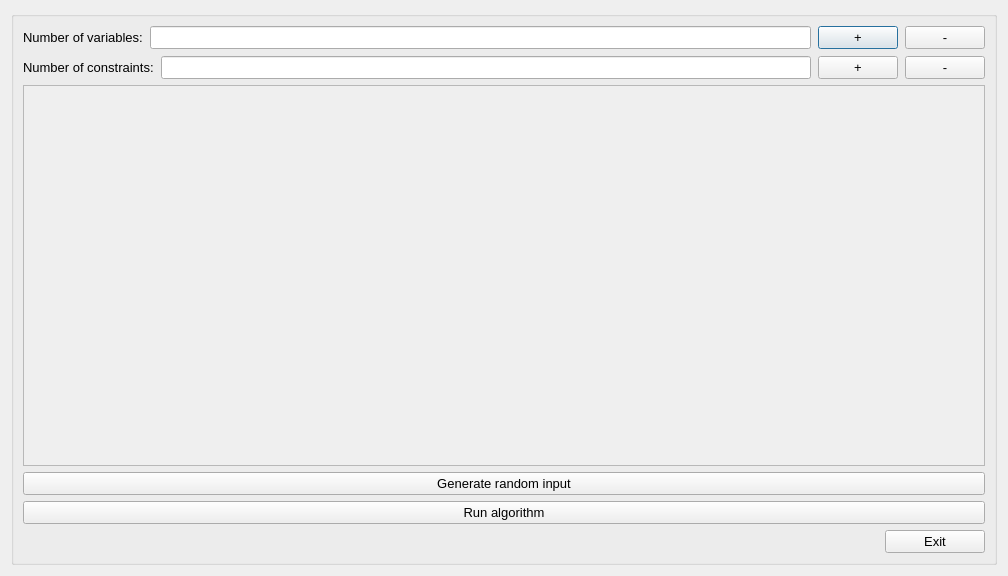
Old version of the form OOPlab2/simplexwindow.ui in the repository YaroslavDrovolskyi/OOOP-algorithms-project.
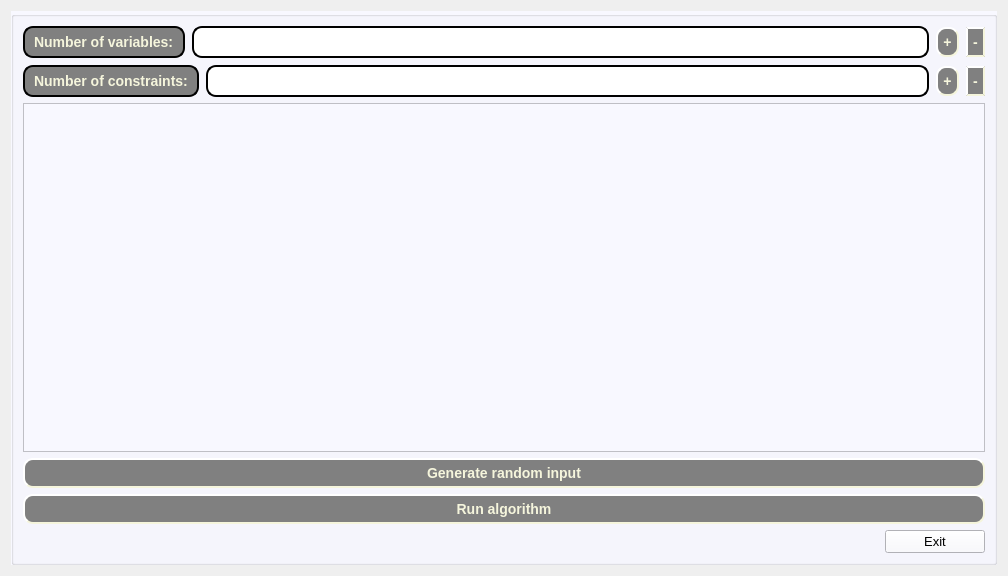
New version of the form.

Commit message: - updated simplex UI style

The edit to the form file:
```diff
--- a/OOPlab2/simplexwindow.ui
+++ b/OOPlab2/simplexwindow.ui
@@ -21,6 +21,90 @@
   <property name="windowTitle">
    <string>Simplex method</string>
   </property>
+  <property name="styleSheet">
+   <string notr="true">QScrollBar::vertical{
+background: none;
+border-style: outset;
+border-width: 1px;
+border:none;
+width:7px;
+border-radius: 3px;
+}
+QScrollBar::horizontal
+{
+background: none;
+border-style: outset;
+border-width: 1px;
+border:none;
+height:7px;
+border-radius: 3px;
+}
+QScrollBar::handle:vertical,QScrollBar::handle:horizontal {
+background-color: #808080;
+border-style: outset;
+border-width: 1px;
+border-radius: 3px;
+width:7px;
+}
+
+QScrollBar::sub-line:vertical,QScrollBar::sub-line:horizontal {
+	border: none;
+      background: none;
+
+}
+
+
+/* BTN BOTTOM - SCROLLBAR */
+QScrollBar::add-line:vertical,QScrollBar::add-line:horizontal {
+		border: none;
+      background: none;
+}
+QScrollBar::up-arrow:vertical, QScrollBar::down-arrow:vertical,QScrollBar::left-arrow:horizontal, QScrollBar::right-arrow:horizontal {
+	background: none;
+}
+QScrollBar::add-page:vertical, QScrollBar::sub-page:vertical,QScrollBar::add-page:horizontal, QScrollBar::sub-page:horizontal {
+	background: none;
+}
+
+QHeaderView::section
+{
+
+    background-color: #808080;
+	color:#F5F5DC;
+    padding: 4px;
+    font:bold 14px;
+
+}
+QHeaderView::section:checked
+{
+    background-color:FFFFFF;
+	
+    
+}
+QTableView
+{
+    font:bold 14px;
+
+}
+QTableView::item
+{
+	background-color: #808080;
+	color:#F5F5DC;
+}
+QTableView::item::selected
+{
+	background-color: #464646;
+    
+}
+
+QTableView QTableCornerButton::section
+{
+    background-color: #808080;
+    
+}
+
+</string>
+  </property>
   <property name="sizeGripEnabled">
    <bool>false</bool>
   </property>
@@ -48,6 +132,9 @@
        <height>16777215</height>
       </size>
      </property>
+     <property name="styleSheet">
+      <string notr="true">background-color:#F8F8FF</string>
+     </property>
      <property name="title">
       <string/>
      </property>
@@ -66,9 +153,21 @@
            <widget class="QLabel" name="label_3">
             <property name="font">
              <font>
-              <pointsize>10</pointsize>
+              <pointsize>-1</pointsize>
+              <weight>75</weight>
+              <italic>false</italic>
+              <bold>true</bold>
              </font>
             </property>
+            <property name="styleSheet">
+             <string notr="true">background-color: #808080;
+color:#F5F5DC;
+ border-style: outset;
+    border-width: 2px;
+    border-radius: 10px;
+    font: bold 14px;
+padding: 5px</string>
+            </property>
             <property name="text">
              <string>Number of variables:</string>
             </property>
@@ -78,9 +177,21 @@
            <widget class="QLineEdit" name="lineEdit">
             <property name="font">
              <font>
-              <pointsize>10</pointsize>
+              <pointsize>-1</pointsize>
+              <weight>75</weight>
+              <italic>false</italic>
+              <bold>true</bold>
              </font>
             </property>
+            <property name="styleSheet">
+             <string notr="true">background-color: #FFFFFF;
+color:#F5F5DC;
+ border-style: outset;
+    border-width: 2px;
+    border-radius: 10px;
+    font: bold 14px;
+padding: 5px</string>
+            </property>
             <property name="readOnly">
              <bool>true</bool>
             </property>
@@ -90,9 +201,21 @@
            <widget class="QPushButton" name="vars_add">
             <property name="font">
              <font>
-              <pointsize>10</pointsize>
+              <pointsize>-1</pointsize>
+              <weight>75</weight>
+              <italic>false</italic>
+              <bold>true</bold>
              </font>
             </property>
+            <property name="styleSheet">
+             <string notr="true">background-color: #808080;
+color:#F5F5DC;
+ border-style: outset;
+    border-width: 2px;
+    border-radius: 10px;
+    font: bold 14px;
+padding: 5px</string>
+            </property>
             <property name="text">
              <string>+</string>
             </property>
@@ -102,9 +225,21 @@
            <widget class="QPushButton" name="vars_remove">
             <property name="font">
              <font>
-              <pointsize>10</pointsize>
+              <pointsize>-1</pointsize>
+              <weight>75</weight>
+              <italic>false</italic>
+              <bold>true</bold>
              </font>
             </property>
+            <property name="styleSheet">
+             <string notr="true">background-color: #808080;
+color:#F5F5DC;
+ border-style: outset;
+    border-width: 2px;
+    border-radius: 10px;
+    font: bold 14px;
+padding: 5px</string>
+            </property>
             <property name="text">
              <string>-</string>
             </property>
@@ -121,9 +256,21 @@
            <widget class="QLabel" name="label_4">
             <property name="font">
              <font>
-              <pointsize>10</pointsize>
+              <pointsize>-1</pointsize>
+              <weight>75</weight>
+              <italic>false</italic>
+              <bold>true</bold>
              </font>
             </property>
+            <property name="styleSheet">
+             <string notr="true">background-color: #808080;
+color:#F5F5DC;
+ border-style: outset;
+    border-width: 2px;
+    border-radius: 10px;
+    font: bold 14px;
+padding: 5px</string>
+            </property>
             <property name="text">
              <string>Number of constraints:</string>
             </property>
@@ -133,9 +280,21 @@
            <widget class="QLineEdit" name="lineEdit_2">
             <property name="font">
              <font>
-              <pointsize>10</pointsize>
+              <pointsize>-1</pointsize>
+              <weight>75</weight>
+              <italic>false</italic>
+              <bold>true</bold>
              </font>
             </property>
+            <property name="styleSheet">
+             <string notr="true">background-color: #FFFFFF;
+color:#F5F5DC;
+ border-style: outset;
+    border-width: 2px;
+    border-radius: 10px;
+    font: bold 14px;
+padding: 5px</string>
+            </property>
             <property name="readOnly">
              <bool>true</bool>
             </property>
@@ -145,9 +304,21 @@
            <widget class="QPushButton" name="constraints_add">
             <property name="font">
              <font>
-              <pointsize>10</pointsize>
+              <pointsize>-1</pointsize>
+              <weight>75</weight>
+              <italic>false</italic>
+              <bold>true</bold>
              </font>
             </property>
+            <property name="styleSheet">
+             <string notr="true">background-color: #808080;
+color:#F5F5DC;
+ border-style: outset;
+    border-width: 2px;
+    border-radius: 10px;
+    font: bold 14px;
+padding: 5px</string>
+            </property>
             <property name="text">
              <string>+</string>
             </property>
@@ -157,9 +328,21 @@
            <widget class="QPushButton" name="constraints_remove">
             <property name="font">
              <font>
-              <pointsize>10</pointsize>
+              <pointsize>-1</pointsize>
+              <weight>75</weight>
+              <italic>false</italic>
+              <bold>true</bold>
              </font>
             </property>
+            <property name="styleSheet">
+             <string notr="true">background-color: #808080;
+color:#F5F5DC;
+ border-style: outset;
+    border-width: 2px;
+    border-radius: 10px;
+    font: bold 14px;
+padding: 5px</string>
+            </property>
             <property name="text">
              <string>-</string>
             </property>
@@ -194,8 +377,8 @@
           <rect>
            <x>0</x>
            <y>0</y>
-           <width>960</width>
-           <height>337</height>
+           <width>968</width>
+           <height>347</height>
           </rect>
          </property>
          <layout class="QGridLayout" name="gridLayout_2"/>
@@ -206,9 +389,21 @@
        <widget class="QPushButton" name="pushButton">
         <property name="font">
          <font>
-          <pointsize>10</pointsize>
+          <pointsize>-1</pointsize>
+          <weight>75</weight>
+          <italic>false</italic>
+          <bold>true</bold>
          </font>
         </property>
+        <property name="styleSheet">
+         <string notr="true">background-color: #808080;
+color:#F5F5DC;
+ border-style: outset;
+    border-width: 2px;
+    border-radius: 10px;
+    font: bold 14px;
+padding: 5px</string>
+        </property>
         <property name="text">
          <string>Generate random input</string>
         </property>
@@ -218,9 +413,21 @@
        <widget class="QPushButton" name="btnrun">
         <property name="font">
          <font>
-          <pointsize>10</pointsize>
+          <pointsize>-1</pointsize>
+          <weight>75</weight>
+          <italic>false</italic>
+          <bold>true</bold>
          </font>
         </property>
+        <property name="styleSheet">
+         <string notr="true">background-color: #808080;
+color:#F5F5DC;
+ border-style: outset;
+    border-width: 2px;
+    border-radius: 10px;
+    font: bold 14px;
+padding: 5px</string>
+        </property>
         <property name="text">
          <string>Run algorithm</string>
         </property>
```
The commit also changes 1 other file.
